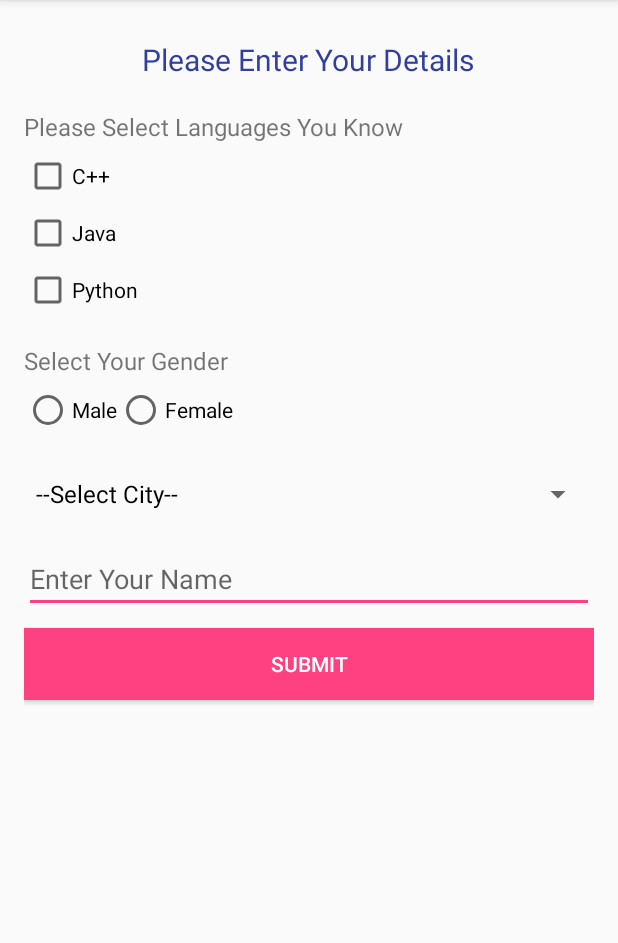
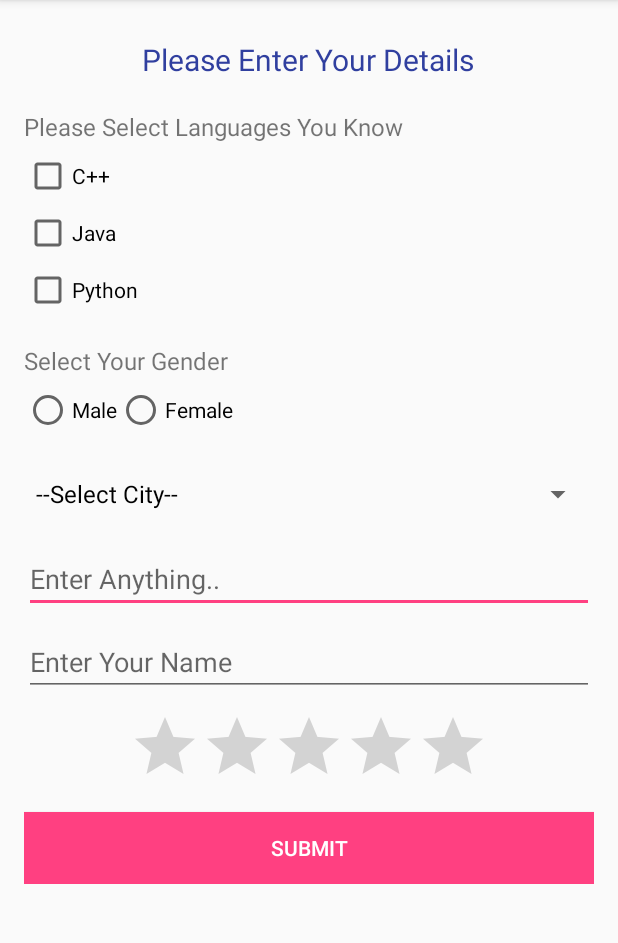
Before and after one commit to ishantk/ENC2018Android, an Android app: the screen it shows after launch (ViewsActivity), on a phone screen of 412 x 824 dp, the part 84-1027 px from its top. Run offline under Robolectric (Android 15) with nearby library versions, the phone set to English and light mode, and no system bars.

Commit message:
Android Views

```diff
--- a/app/src/main/java/com/auribises/activitylifecycle/ViewsActivity.java
+++ b/app/src/main/java/com/auribises/activitylifecycle/ViewsActivity.java
@@ -5,11 +5,13 @@ import android.os.Bundle;
 import android.view.View;
 import android.widget.AdapterView;
 import android.widget.ArrayAdapter;
+import android.widget.AutoCompleteTextView;
 import android.widget.Button;
 import android.widget.CheckBox;
 import android.widget.CompoundButton;
 import android.widget.EditText;
 import android.widget.RadioButton;
+import android.widget.RatingBar;
 import android.widget.Spinner;
 import android.widget.Toast;
 
@@ -22,7 +24,11 @@ public class ViewsActivity extends AppCompatActivity implements CompoundButton.O
     EditText eTxtName;
     Button btnSubmit;
 
-    ArrayAdapter<String> adapter;
+    RatingBar ratingBar;
+
+    AutoCompleteTextView txtData;
+
+    ArrayAdapter<String> adapter, adapterData;
 
 
     // Initialize the Views
@@ -38,7 +44,13 @@ public class ViewsActivity extends AppCompatActivity implements CompoundButton.O
 
         eTxtName = findViewById(R.id.editTextName);
 
+        txtData = findViewById(R.id.autoComplete);
+
+        ratingBar = findViewById(R.id.ratingBar);
+
         btnSubmit = findViewById(R.id.buttonSubmit);
+
+
 
         adapter = new ArrayAdapter<String>(this,android.R.layout.simple_spinner_dropdown_item);
         adapter.add("--Select City--"); //0
@@ -48,8 +60,18 @@ public class ViewsActivity extends AppCompatActivity implements CompoundButton.O
         adapter.add("Bengaluru");
         adapter.add("California"); // n-1
 
+        adapterData = new ArrayAdapter<String>(this,android.R.layout.simple_spinner_dropdown_item);
+        adapterData.add("HandBags"); //0
+        adapterData.add("Handkerchiefs");
+        adapterData.add("Wallet");
+        adapterData.add("Walnut");
+        adapterData.add("Belts");
+        adapterData.add("Shoes"); // n-1
+
         // Set the Adapter on Spinner
         spCity.setAdapter(adapter);
+
+        txtData.setAdapter(adapterData);
 
         // Anonymous Class Implementation of Interface
         spCity.setOnItemSelectedListener(new AdapterView.OnItemSelectedListener() {
@@ -78,7 +100,15 @@ public class ViewsActivity extends AppCompatActivity implements CompoundButton.O
             @Override
             public void onClick(View view) {
                 String strName = eTxtName.getText().toString();
+                String item = txtData.getText().toString();
                 Toast.makeText(ViewsActivity.this,"Your Name is "+strName,Toast.LENGTH_LONG).show();
+            }
+        });
+
+        ratingBar.setOnRatingBarChangeListener(new RatingBar.OnRatingBarChangeListener() {
+            @Override
+            public void onRatingChanged(RatingBar ratingBar, float v, boolean b) {
+                Toast.makeText(ViewsActivity.this,"You Rated "+v,Toast.LENGTH_LONG).show();
             }
         });
     }
--- a/app/src/main/res/layout/activity_views.xml
+++ b/app/src/main/res/layout/activity_views.xml
@@ -1,12 +1,17 @@
 <?xml version="1.0" encoding="utf-8"?>
-<LinearLayout xmlns:android="http://schemas.android.com/apk/res/android"
+<ScrollView xmlns:android="http://schemas.android.com/apk/res/android"
     xmlns:app="http://schemas.android.com/apk/res-auto"
     xmlns:tools="http://schemas.android.com/tools"
     android:layout_width="match_parent"
     android:layout_height="match_parent"
-    android:orientation="vertical"
-    android:padding="16dp"
     tools:context="com.auribises.activitylifecycle.ViewsActivity">
+
+
+    <LinearLayout
+        android:layout_width="match_parent"
+        android:layout_height="match_parent"
+        android:padding="16dp"
+        android:orientation="vertical">
 
     <TextView
         android:id="@+id/textViewTitle"
@@ -81,6 +86,13 @@
         android:layout_width="match_parent"
         android:layout_height="wrap_content" />
 
+    <AutoCompleteTextView
+        android:id="@+id/autoComplete"
+        android:layout_width="match_parent"
+        android:layout_marginTop="10dp"
+        android:layout_height="wrap_content"
+        android:hint="Enter Anything.." />
+
     <EditText
         android:id="@+id/editTextName"
         android:layout_width="match_parent"
@@ -89,6 +101,13 @@
         android:layout_marginTop="10dp"
         android:inputType="textPersonName"
         android:hint="Enter Your Name" />
+
+    <RatingBar
+        android:id="@+id/ratingBar"
+        android:layout_marginTop="10dp"
+        android:layout_gravity="center"
+        android:layout_width="wrap_content"
+        android:layout_height="wrap_content" />
 
     <Button
         android:id="@+id/buttonSubmit"
@@ -101,3 +120,4 @@
 
 
 </LinearLayout>
+</ScrollView>
```
